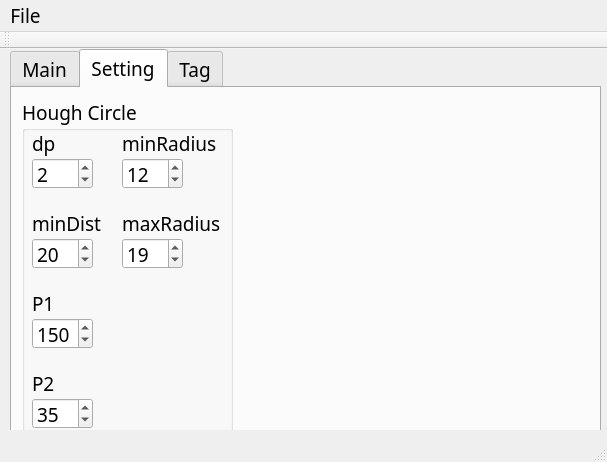
Before: the Qt Designer form mainwindow.ui in jefftsai8049/BeeObservationSystem_Analysis, drawn with Qt 5.
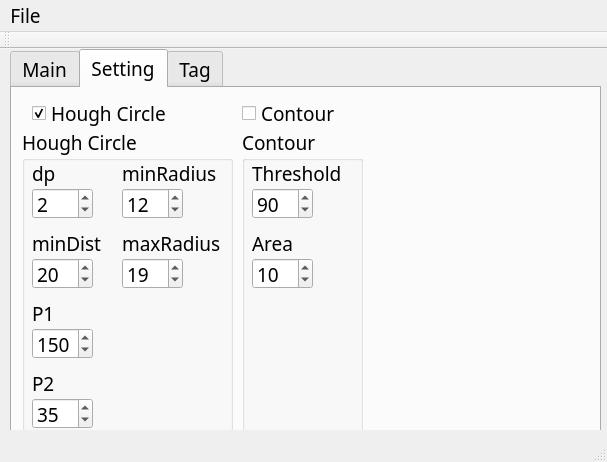
After: the same form once the commit is applied. The open tabs and pages were chosen to show the change.

Diff of the .ui file:
```diff
--- a/mainwindow.ui
+++ b/mainwindow.ui
@@ -30,7 +30,7 @@
      </rect>
     </property>
     <property name="currentIndex">
-     <number>2</number>
+     <number>1</number>
     </property>
     <widget class="QWidget" name="tab">
      <attribute name="title">
@@ -151,9 +151,9 @@
       <property name="geometry">
        <rect>
         <x>10</x>
-        <y>10</y>
+        <y>40</y>
         <width>211</width>
-        <height>341</height>
+        <height>311</height>
        </rect>
       </property>
       <property name="title">
@@ -163,7 +163,7 @@
        <property name="geometry">
         <rect>
          <x>100</x>
-         <y>140</y>
+         <y>130</y>
          <width>61</width>
          <height>31</height>
         </rect>
@@ -189,7 +189,7 @@
        <property name="geometry">
         <rect>
          <x>10</x>
-         <y>300</y>
+         <y>270</y>
          <width>61</width>
          <height>31</height>
         </rect>
@@ -218,7 +218,7 @@
        <property name="geometry">
         <rect>
          <x>10</x>
-         <y>220</y>
+         <y>200</y>
          <width>61</width>
          <height>31</height>
         </rect>
@@ -234,7 +234,7 @@
        <property name="geometry">
         <rect>
          <x>10</x>
-         <y>140</y>
+         <y>130</y>
          <width>61</width>
          <height>31</height>
         </rect>
@@ -260,7 +260,7 @@
        <property name="geometry">
         <rect>
          <x>10</x>
-         <y>190</y>
+         <y>170</y>
          <width>31</width>
          <height>31</height>
         </rect>
@@ -273,7 +273,7 @@
        <property name="geometry">
         <rect>
          <x>10</x>
-         <y>270</y>
+         <y>240</y>
          <width>31</width>
          <height>31</height>
         </rect>
@@ -286,7 +286,7 @@
        <property name="geometry">
         <rect>
          <x>10</x>
-         <y>110</y>
+         <y>100</y>
          <width>81</width>
          <height>31</height>
         </rect>
@@ -312,7 +312,7 @@
        <property name="geometry">
         <rect>
          <x>100</x>
-         <y>110</y>
+         <y>100</y>
          <width>101</width>
          <height>31</height>
         </rect>
@@ -322,6 +322,106 @@
        </property>
       </widget>
      </widget>
+     <widget class="QGroupBox" name="groupBox_2">
+      <property name="geometry">
+       <rect>
+        <x>230</x>
+        <y>40</y>
+        <width>121</width>
+        <height>311</height>
+       </rect>
+      </property>
+      <property name="title">
+       <string>Contour</string>
+      </property>
+      <widget class="QSpinBox" name="threshold_contour_circle_spinBox">
+       <property name="geometry">
+        <rect>
+         <x>10</x>
+         <y>60</y>
+         <width>61</width>
+         <height>31</height>
+        </rect>
+       </property>
+       <property name="maximum">
+        <number>255</number>
+       </property>
+       <property name="value">
+        <number>90</number>
+       </property>
+      </widget>
+      <widget class="QLabel" name="label_8">
+       <property name="geometry">
+        <rect>
+         <x>10</x>
+         <y>30</y>
+         <width>101</width>
+         <height>31</height>
+        </rect>
+       </property>
+       <property name="text">
+        <string>Threshold</string>
+       </property>
+      </widget>
+      <widget class="QLabel" name="label_9">
+       <property name="geometry">
+        <rect>
+         <x>10</x>
+         <y>100</y>
+         <width>101</width>
+         <height>31</height>
+        </rect>
+       </property>
+       <property name="text">
+        <string>Area</string>
+       </property>
+      </widget>
+      <widget class="QSpinBox" name="area_contour_circle_spinBox">
+       <property name="geometry">
+        <rect>
+         <x>10</x>
+         <y>130</y>
+         <width>61</width>
+         <height>31</height>
+        </rect>
+       </property>
+       <property name="maximum">
+        <number>300</number>
+       </property>
+       <property name="value">
+        <number>10</number>
+       </property>
+      </widget>
+     </widget>
+     <widget class="QCheckBox" name="hough_cirle_checkBox">
+      <property name="geometry">
+       <rect>
+        <x>20</x>
+        <y>10</y>
+        <width>151</width>
+        <height>31</height>
+       </rect>
+      </property>
+      <property name="text">
+       <string>Hough Circle</string>
+      </property>
+      <property name="checked">
+       <bool>true</bool>
+      </property>
+     </widget>
+     <widget class="QCheckBox" name="contour_checkBox">
+      <property name="geometry">
+       <rect>
+        <x>230</x>
+        <y>10</y>
+        <width>151</width>
+        <height>31</height>
+       </rect>
+      </property>
+      <property name="text">
+       <string>Contour</string>
+      </property>
+     </widget>
     </widget>
     <widget class="QWidget" name="tab_3">
      <attribute name="title">
```
